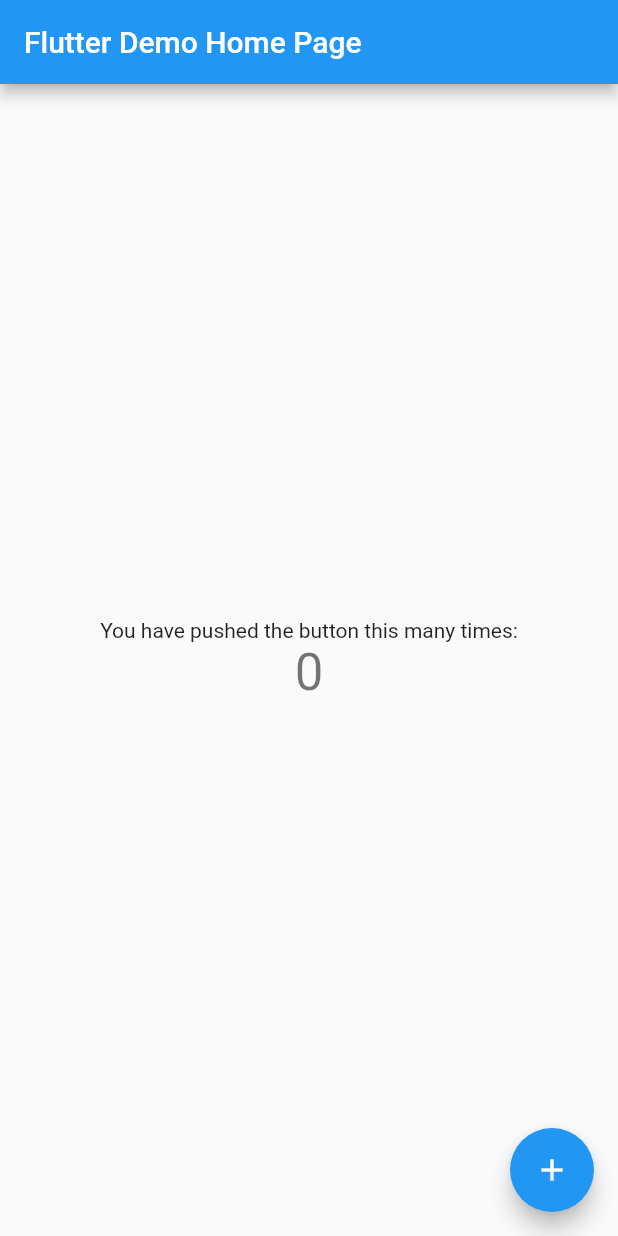
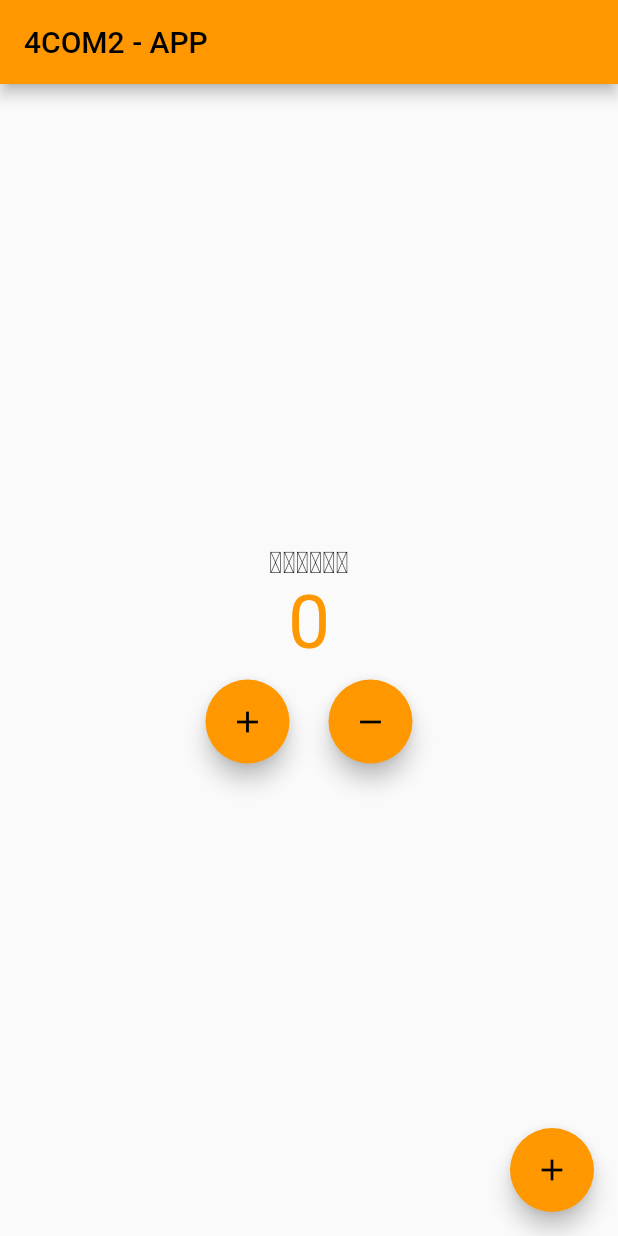
Before and after one commit to Monaliza14xx/flutter-4com2, a Flutter app: the screen it shows after launch, on a phone screen of 412 x 824 dp. Run offline on Flutter 3.47's test engine with Material 2 defaults, Android fonts, the phone set to English and light mode, and no system bars.

Commit message:
23-04-24

```diff
--- a/lib/main.dart
+++ b/lib/main.dart
@@ -13,34 +13,40 @@
     return MaterialApp(
       title: 'Flutter Demo',
       theme: ThemeData(
-        // This is the theme of your application.
-        //
-        // Try running your application with "flutter run". You'll see the
-        // application has a blue toolbar. Then, without quitting the app, try
-        // changing the primarySwatch below to Colors.green and then invoke
-        // "hot reload" (press "r" in the console where you ran "flutter run",
-        // or simply save your changes to "hot reload" in a Flutter IDE).
-        // Notice that the counter didn't reset back to zero; the application
-        // is not restarted.
-        primarySwatch: Colors.blue,
+        primarySwatch: Colors.orange,
       ),
-      home: const MyHomePage(title: 'Flutter Demo Home Page'),
+      home: const MyHomePage(title: '4COM2 - APP'),
+    );
+  }
+}
+
+class ButtonAction extends StatelessWidget {
+  const ButtonAction(
+      {Key? key,
+      required this.btnOnPressed,
+      required this.tooltip,
+      required this.icon})
+      : super(key: key);
+
+  final Function() btnOnPressed;
+  final String tooltip;
+  final Icon icon;
+
+  @override
+  Widget build(BuildContext context) {
+    return Padding(
+      padding: const EdgeInsets.all(8.0),
+      child: FloatingActionButton(
+        onPressed: btnOnPressed,
+        tooltip: tooltip,
+        child: icon,
+      ),
     );
   }
 }
 
 class MyHomePage extends StatefulWidget {
   const MyHomePage({Key? key, required this.title}) : super(key: key);
-
-  // This widget is the home page of your application. It is stateful, meaning
-  // that it has a State object (defined below) that contains fields that affect
-  // how it looks.
-
-  // This class is the configuration for the state. It holds the values (in this
-  // case the title) provided by the parent (in this case the App widget) and
-  // used by the build method of the State. Fields in a Widget subclass are
-  // always marked "final".
-
   final String title;
 
   @override
@@ -52,23 +58,26 @@
 
   void _incrementCounter() {
     setState(() {
-      // This call to setState tells the Flutter framework that something has
-      // changed in this State, which causes it to rerun the build method below
-      // so that the display can reflect the updated values. If we changed
-      // _counter without calling setState(), then the build method would not be
-      // called again, and so nothing would appear to happen.
       _counter++;
+    });
+  }
+
+  void _disincrementCounter() {
+    setState(() {
+      if (_counter > 0) {
+        _counter--;
+      }
+    });
+  }
+
+  void _resetCounter() {
+    setState(() {
+      _counter = 0;
     });
   }
 
   @override
   Widget build(BuildContext context) {
-    // This method is rerun every time setState is called, for instance as done
-    // by the _incrementCounter method above.
-    //
-    // The Flutter framework has been optimized to make rerunning build methods
-    // fast, so that you can just rebuild anything that needs updating rather
-    // than having to individually change instances of widgets.
     return Scaffold(
       appBar: AppBar(
         // Here we take the value from the MyHomePage object that was created by
@@ -96,11 +105,29 @@
           mainAxisAlignment: MainAxisAlignment.center,
           children: <Widget>[
             const Text(
-              'You have pushed the button this many times:',
+              'ຈຳນວນ',
+              style: TextStyle(fontSize: 20),
             ),
             Text(
               '$_counter',
-              style: Theme.of(context).textTheme.headline4,
+              style: const TextStyle(fontSize: 50, color: Colors.orange),
+            ),
+            Row(
+              mainAxisAlignment: MainAxisAlignment.center,
+              children: [
+
+                ButtonAction(
+                    btnOnPressed: _incrementCounter,
+                    tooltip: 'Increment',
+                    icon: const Icon(Icons.add)),
+
+                const SizedBox(width: 10),
+
+                ButtonAction(
+                    btnOnPressed: _disincrementCounter,
+                    tooltip: 'Disincrement',
+                    icon: const Icon(Icons.remove)),
+              ],
             ),
           ],
         ),
```
